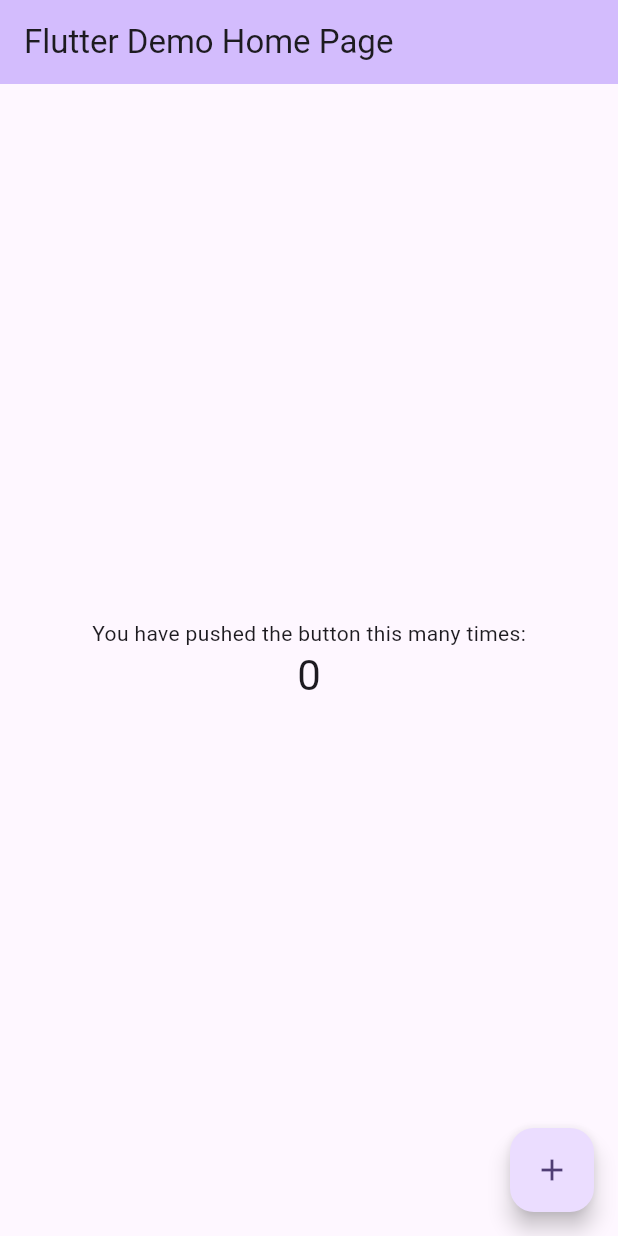
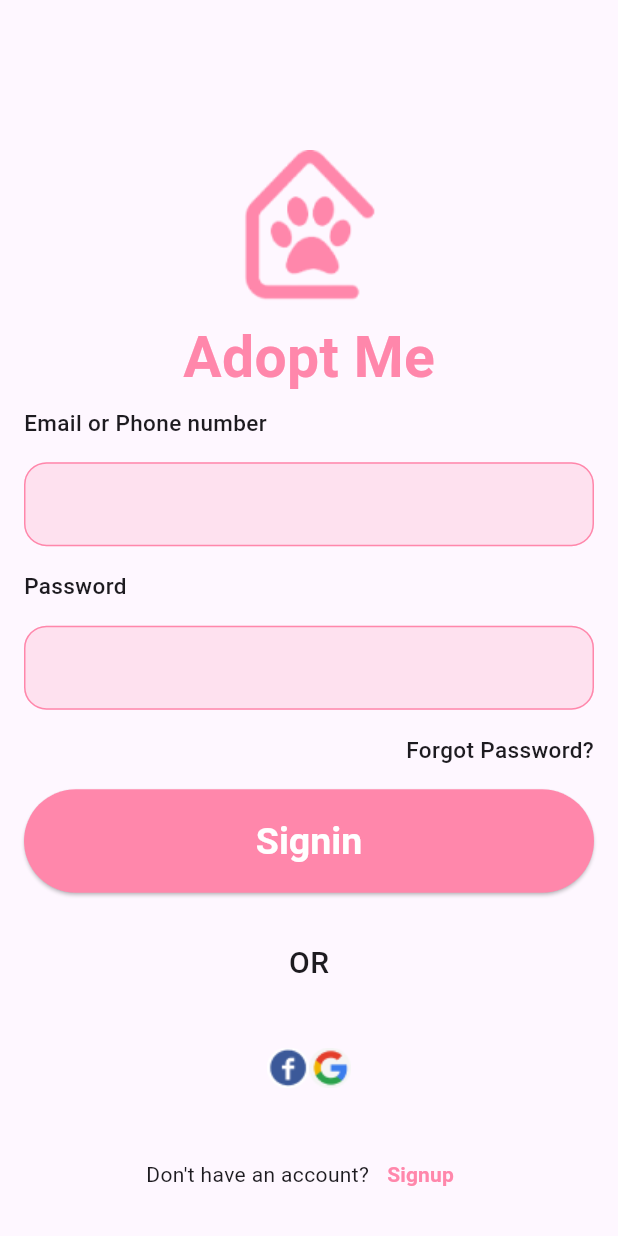
Before and after one commit to mucasantos/flutter_pet_adopt, a Flutter app: the screen it shows after launch, on a phone screen of 412 x 824 dp. Run offline on Flutter 3.47's test engine with Material 3 defaults, Android fonts, the phone set to English and light mode, and no system bars.

Commit message:
first commit
Screen login

```diff
--- a/lib/main.dart
+++ b/lib/main.dart
@@ -1,4 +1,5 @@
 import 'package:flutter/material.dart';
+import 'package:flutter_pet_adopt/view/login_screen.dart';
 
 void main() {
   runApp(const MyApp());
@@ -13,113 +14,10 @@
     return MaterialApp(
       title: 'Flutter Demo',
       theme: ThemeData(
-        // This is the theme of your application.
-        //
-        // TRY THIS: Try running your application with "flutter run". You'll see
-        // the application has a purple toolbar. Then, without quitting the app,
-        // try changing the seedColor in the colorScheme below to Colors.green
-        // and then invoke "hot reload" (save your changes or press the "hot
-        // reload" button in a Flutter-supported IDE, or press "r" if you used
-        // the command line to start the app).
-        //
-        // Notice that the counter didn't reset back to zero; the application
-        // state is not lost during the reload. To reset the state, use hot
-        // restart instead.
-        //
-        // This works for code too, not just values: Most code changes can be
-        // tested with just a hot reload.
         colorScheme: ColorScheme.fromSeed(seedColor: Colors.deepPurple),
         useMaterial3: true,
       ),
-      home: const MyHomePage(title: 'Flutter Demo Home Page'),
+      home: const LoginScreen(),
     );
   }
 }
-
-class MyHomePage extends StatefulWidget {
-  const MyHomePage({super.key, required this.title});
-
-  // This widget is the home page of your application. It is stateful, meaning
-  // that it has a State object (defined below) that contains fields that affect
-  // how it looks.
-
-  // This class is the configuration for the state. It holds the values (in this
-  // case the title) provided by the parent (in this case the App widget) and
-  // used by the build method of the State. Fields in a Widget subclass are
-  // always marked "final".
-
-  final String title;
-
-  @override
-  State<MyHomePage> createState() => _MyHomePageState();
-}
-
-class _MyHomePageState extends State<MyHomePage> {
-  int _counter = 0;
-
-  void _incrementCounter() {
-    setState(() {
-      // This call to setState tells the Flutter framework that something has
-      // changed in this State, which causes it to rerun the build method below
-      // so that the display can reflect the updated values. If we changed
-      // _counter without calling setState(), then the build method would not be
-      // called again, and so nothing would appear to happen.
-      _counter++;
-    });
-  }
-
-  @override
-  Widget build(BuildContext context) {
-    // This method is rerun every time setState is called, for instance as done
-    // by the _incrementCounter method above.
-    //
-    // The Flutter framework has been optimized to make rerunning build methods
-    // fast, so that you can just rebuild anything that needs updating rather
-    // than having to individually change instances of widgets.
-    return Scaffold(
-      appBar: AppBar(
-        // TRY THIS: Try changing the color here to a specific color (to
-        // Colors.amber, perhaps?) and trigger a hot reload to see the AppBar
-        // change color while the other colors stay the same.
-        backgroundColor: Theme.of(context).colorScheme.inversePrimary,
-        // Here we take the value from the MyHomePage object that was created by
-        // the App.build method, and use it to set our appbar title.
-        title: Text(widget.title),
-      ),
-      body: Center(
-        // Center is a layout widget. It takes a single child and positions it
-        // in the middle of the parent.
-        child: Column(
-          // Column is also a layout widget. It takes a list of children and
-          // arranges them vertically. By default, it sizes itself to fit its
-          // children horizontally, and tries to be as tall as its parent.
-          //
-          // Column has various properties to control how it sizes itself and
-          // how it positions its children. Here we use mainAxisAlignment to
-          // center the children vertically; the main axis here is the vertical
-          // axis because Columns are vertical (the cross axis would be
-          // horizontal).
-          //
-          // TRY THIS: Invoke "debug painting" (choose the "Toggle Debug Paint"
-          // action in the IDE, or press "p" in the console), to see the
-          // wireframe for each widget.
-          mainAxisAlignment: MainAxisAlignment.center,
-          children: <Widget>[
-            const Text(
-              'You have pushed the button this many times:',
-            ),
-            Text(
-              '$_counter',
-              style: Theme.of(context).textTheme.headlineMedium,
-            ),
-          ],
-        ),
-      ),
-      floatingActionButton: FloatingActionButton(
-        onPressed: _incrementCounter,
-        tooltip: 'Increment',
-        child: const Icon(Icons.add),
-      ), // This trailing comma makes auto-formatting nicer for build methods.
-    );
-  }
-}
--- /dev/null
+++ b/lib/services/constants.dart
@@ -0,0 +1,29 @@
+import 'package:flutter/material.dart';
+
+const String logoImage = 'assets/images/logo.png';
+const String faceImage = 'assets/images/facebook.png';
+const String googleImage = 'assets/images/google.png';
+const Color mainColor = Color.fromARGB(255, 255, 135, 171);
+const InputDecoration textFieldDecoration = InputDecoration(
+  contentPadding: EdgeInsets.all(16),
+  focusedBorder: OutlineInputBorder(
+    borderRadius: BorderRadius.all(Radius.circular(15)),
+    borderSide: BorderSide(
+      color: Color.fromARGB(255, 255, 135, 171),
+      width: 1,
+    ),
+  ),
+  enabledBorder: OutlineInputBorder(
+    borderRadius: BorderRadius.all(Radius.circular(15)),
+    borderSide: BorderSide(color: Color.fromARGB(255, 255, 135, 171), width: 1),
+  ),
+  filled: true,
+  fillColor: Color.fromARGB(49, 255, 135, 171),
+  border: OutlineInputBorder(
+    borderRadius: BorderRadius.all(Radius.circular(15)),
+  ),
+);
+const TextStyle titleStyle =
+    TextStyle(fontSize: 15, fontWeight: FontWeight.w500);
+const TextStyle titleStyleOr =
+    TextStyle(fontSize: 20, fontWeight: FontWeight.w500);
--- /dev/null
+++ b/lib/view/login_screen.dart
@@ -0,0 +1,152 @@
+import 'package:flutter/material.dart';
+import 'package:flutter_pet_adopt/services/constants.dart';
+
+class LoginScreen extends StatelessWidget {
+  const LoginScreen({
+    super.key,
+  });
+
+  @override
+  Widget build(BuildContext context) {
+    return Scaffold(
+      body: Column(
+        mainAxisAlignment: MainAxisAlignment.spaceAround,
+        children: <Widget>[
+          const SizedBox(
+            height: 50,
+          ),
+          Expanded(
+            flex: 2,
+            child: Column(
+              children: [
+                const SizedBox(
+                  height: 50,
+                ),
+                Image.asset(
+                  logoImage,
+                ),
+                const Text(
+                  "Adopt Me",
+                  style: TextStyle(
+                    fontSize: 38,
+                    fontWeight: FontWeight.bold,
+                    color: Color.fromARGB(255, 255, 135, 171),
+                  ),
+                ),
+              ],
+            ),
+          ),
+          Expanded(
+            flex: 3,
+            child: Column(
+              mainAxisAlignment: MainAxisAlignment.start,
+              crossAxisAlignment: CrossAxisAlignment.start,
+              children: [
+                const Padding(
+                  padding: EdgeInsets.only(left: 16.0),
+                  child: Text(
+                    "Email or Phone number",
+                    style: titleStyle,
+                  ),
+                ),
+                const Padding(
+                  padding: EdgeInsets.all(16.0),
+                  child: TextField(
+                    decoration: textFieldDecoration,
+                  ),
+                ),
+                const Padding(
+                  padding: EdgeInsets.only(left: 16.0),
+                  child: Text(
+                    "Password",
+                    style: titleStyle,
+                  ),
+                ),
+                const Padding(
+                  padding: EdgeInsets.all(16.0),
+                  child: TextField(
+                    decoration: textFieldDecoration,
+                  ),
+                ),
+                const Row(
+                  mainAxisAlignment: MainAxisAlignment.end,
+                  children: [
+                    Padding(
+                      padding: EdgeInsets.only(right: 16.0),
+                      child: Text(
+                        "Forgot Password?",
+                        style: titleStyle,
+                      ),
+                    ),
+                  ],
+                ),
+                Padding(
+                  padding: const EdgeInsets.all(16.0),
+                  child: Row(
+                    children: [
+                      Expanded(
+                          child: ElevatedButton(
+                              style: ElevatedButton.styleFrom(
+                                  backgroundColor: mainColor,
+                                  padding: const EdgeInsets.symmetric(
+                                      horizontal: 50, vertical: 20),
+                                  textStyle: const TextStyle(
+                                    fontSize: 25,
+                                    fontWeight: FontWeight.bold,
+                                  )),
+                              onPressed: () {},
+                              child: const Text(
+                                "Signin",
+                                style: TextStyle(
+                                  color: Colors.white,
+                                ),
+                              ))),
+                    ],
+                  ),
+                ),
+              ],
+            ),
+          ),
+          Expanded(
+            flex: 2,
+            child: Column(
+              mainAxisAlignment: MainAxisAlignment.spaceAround,
+              children: [
+                const Padding(
+                  padding: EdgeInsets.all(8.0),
+                  child: Text(
+                    'OR',
+                    style: titleStyleOr,
+                  ),
+                ),
+                Row(
+                  mainAxisAlignment: MainAxisAlignment.center,
+                  children: [
+                    Image.asset(faceImage),
+                    Image.asset(googleImage),
+                  ],
+                ),
+                Row(
+                  mainAxisAlignment: MainAxisAlignment.center,
+                  children: [
+                    const Text("Don't have an account?"),
+                    TextButton(
+                      onPressed: () {},
+                      child: const Text(
+                        'Signup',
+                        style: TextStyle(
+                          color: mainColor,
+                          fontWeight: FontWeight.bold,
+                        ),
+                      ),
+                    )
+                  ],
+                )
+              ],
+            ),
+          )
+        ],
+      ),
+    );
+  }
+}
--- a/pubspec.yaml
+++ b/pubspec.yaml
@@ -60,7 +60,7 @@ flutter:
 
   # To add assets to your application, add an assets section, like this:
   assets:
-    - images/
+    - assets/images/
   #   - images/a_dot_ham.jpeg
 
   # An image asset can refer to one or more resolution-specific "variants", see
```
Also changed, not shown: assets/images/cat1.png (added), assets/images/cat2.png (added), assets/images/category.png (added), assets/images/dog1.png (added), assets/images/dog2.png (added), assets/images/facebook.png (added), assets/images/google.png (added), assets/images/logo.png (added), assets/images/notification.png (added), assets/images/userprofile.png (added).
